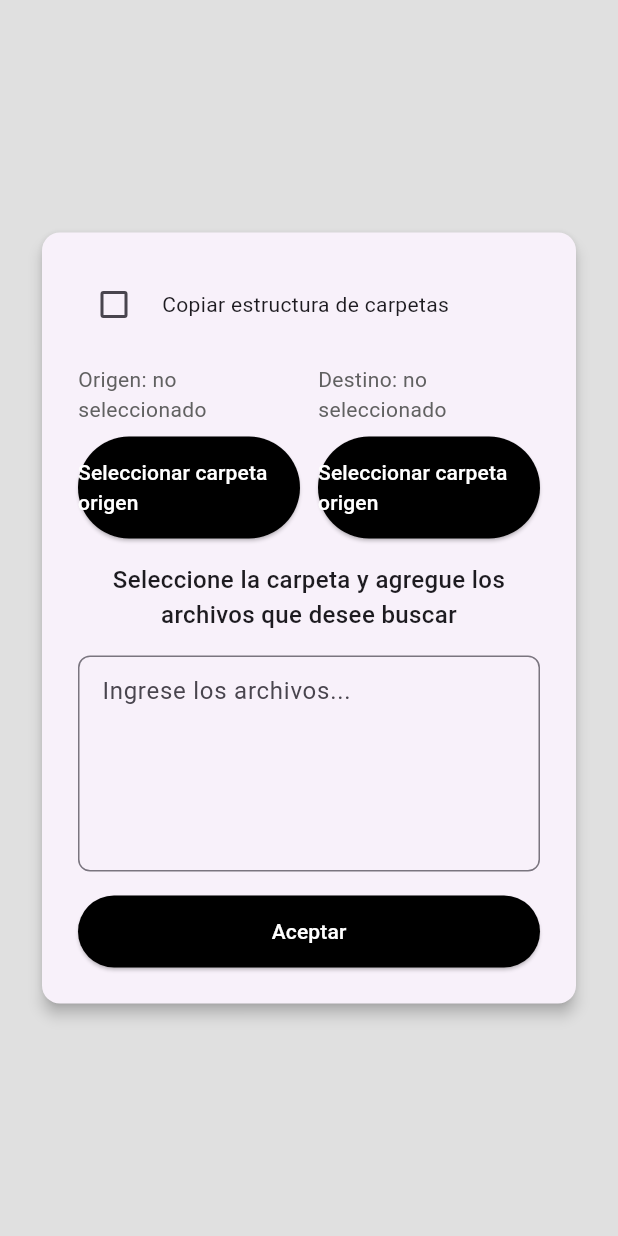
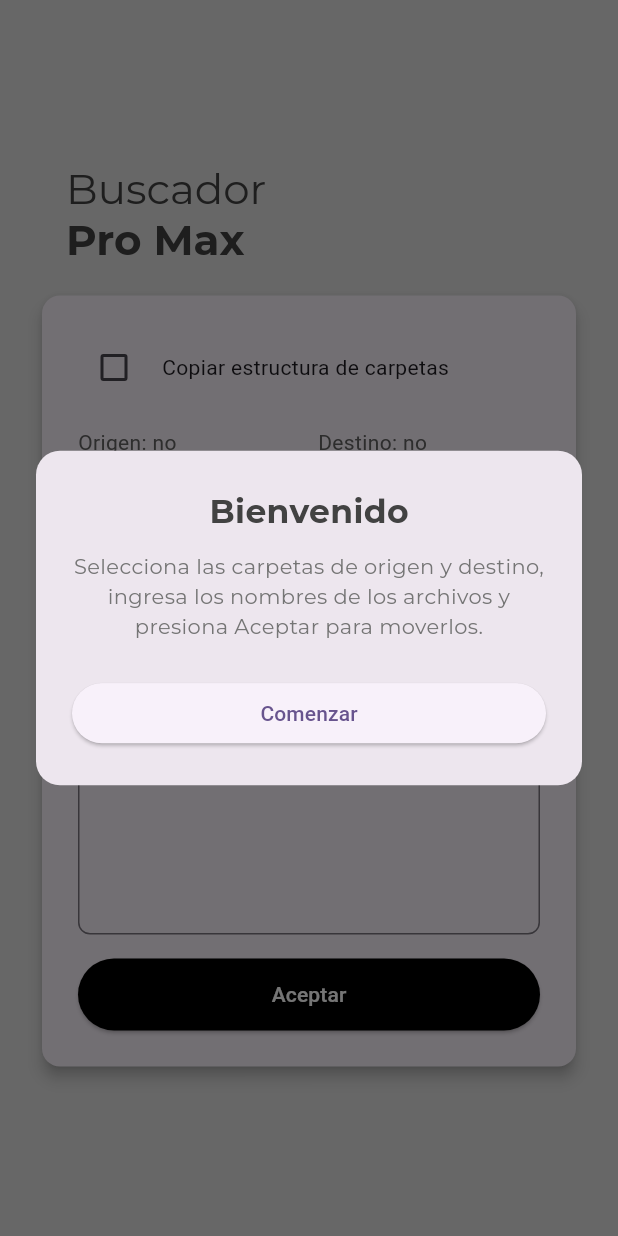
Before and after one commit to RobertoOrona90/buscador, a Flutter app: the screen it shows after launch, on a phone screen of 412 x 824 dp. Run offline on Flutter 3.47's test engine with Material 3 defaults, Android fonts, the phone set to English and light mode, and no system bars; our stand-ins replace file_picker, google_fonts.

Commit message:
widgets implemented

```diff
--- a/lib/presentation/file_manager_widget.dart
+++ b/lib/presentation/file_manager_widget.dart
@@ -4,8 +4,10 @@ import 'package:buscador/presentation/file_input_field.dart';
 import 'package:buscador/presentation/file_manager_btn_accept.dart';
 import 'package:buscador/presentation/folder_selector_button.dart';
 import 'package:buscador/presentation/label_input_multiline.dart';
+import 'package:buscador/helpers/dn_modals.dart';
 import 'package:file_picker/file_picker.dart';
 import 'package:flutter/material.dart';
+import 'package:google_fonts/google_fonts.dart';
 
 class FileManagerWidget extends StatefulWidget {
   const FileManagerWidget({super.key});
@@ -20,6 +22,51 @@ class _FileManagerWidgetState extends State<FileManagerWidget> {
   bool _isLoading = false;
   bool _copyFolderStructure = false;
   final TextEditingController _textController = TextEditingController();
+
+  @override
+  void initState() {
+    super.initState();
+    WidgetsBinding.instance.addPostFrameCallback((_) => _showWelcomeDialog());
+  }
+
+  Future<void> _showWelcomeDialog() async {
+    await DnModals(context: context).showDialogWidget(
+      barrierDismissible: false,
+      child: Padding(
+        padding: const EdgeInsets.all(24.0),
+        child: Column(
+          mainAxisSize: MainAxisSize.min,
+          children: [
+            Text(
+              'Bienvenido',
+              style: GoogleFonts.montserrat(
+                fontSize: 22.0,
+                fontWeight: FontWeight.bold,
+                color: Colors.grey.shade800,
+              ),
+            ),
+            const SizedBox(height: 12.0),
+            Text(
+              'Selecciona las carpetas de origen y destino, ingresa los nombres de los archivos y presiona Aceptar para moverlos.',
+              style: GoogleFonts.montserrat(
+                fontSize: 14.0,
+                color: Colors.grey.shade600,
+              ),
+              textAlign: TextAlign.center,
+            ),
+            const SizedBox(height: 24.0),
+            SizedBox(
+              width: double.infinity,
+              child: ElevatedButton(
+                onPressed: () => Navigator.of(context).pop(),
+                child: const Text('Comenzar'),
+              ),
+            ),
+          ],
+        ),
+      ),
+    );
+  }
 
   @override
   void dispose() {
@@ -79,7 +126,38 @@ class _FileManagerWidgetState extends State<FileManagerWidget> {
       color: Colors.grey.shade300,
       padding: const EdgeInsets.all(24.0),
       child: Center(
-        child: Card(
+        child: Column(
+          mainAxisSize: MainAxisSize.min,
+          crossAxisAlignment: CrossAxisAlignment.start,
+          children: [
+            Padding(
+              padding: const EdgeInsets.only(left: 20.0),
+              child: Column(
+                crossAxisAlignment: CrossAxisAlignment.start,
+                children: [
+                  Text(
+                    'Buscador',
+                    style: GoogleFonts.montserrat(
+                      fontSize: 28.0,
+                      fontWeight: FontWeight.normal,
+                      color: Colors.grey.shade800,
+                      decoration: TextDecoration.none,
+                    ),
+                  ),
+                  Text(
+                    'Pro Max',
+                    style: GoogleFonts.montserrat(
+                      fontSize: 28.0,
+                      fontWeight: FontWeight.bold,
+                      color: Colors.grey.shade800,
+                      decoration: TextDecoration.none,
+                    ),
+                  ),
+                ],
+              ),
+            ),
+            const SizedBox(height: 16.0),
+            Card(
           elevation: 4.0,
           child: Padding(
             padding: const EdgeInsets.all(24.0),
@@ -89,6 +167,8 @@ class _FileManagerWidgetState extends State<FileManagerWidget> {
               children: childrenCard(context),
             ),
           ),
+        ),
+          ],
         ),
       ),
     );
--- a/pubspec.yaml
+++ b/pubspec.yaml
@@ -35,6 +35,7 @@ dependencies:
   # Use with the CupertinoIcons class for iOS style icons.
   cupertino_icons: ^1.0.8
   file_picker: ^10.3.8
+  google_fonts: ^6.2.1
 
 dev_dependencies:
   flutter_test:
```
Also changed, not shown: lib/helpers/dn_modals.dart (added, +107 -0 lines), lib/presentation/.claude/settings.local.json (added), pubspec.lock, 1 other file.
